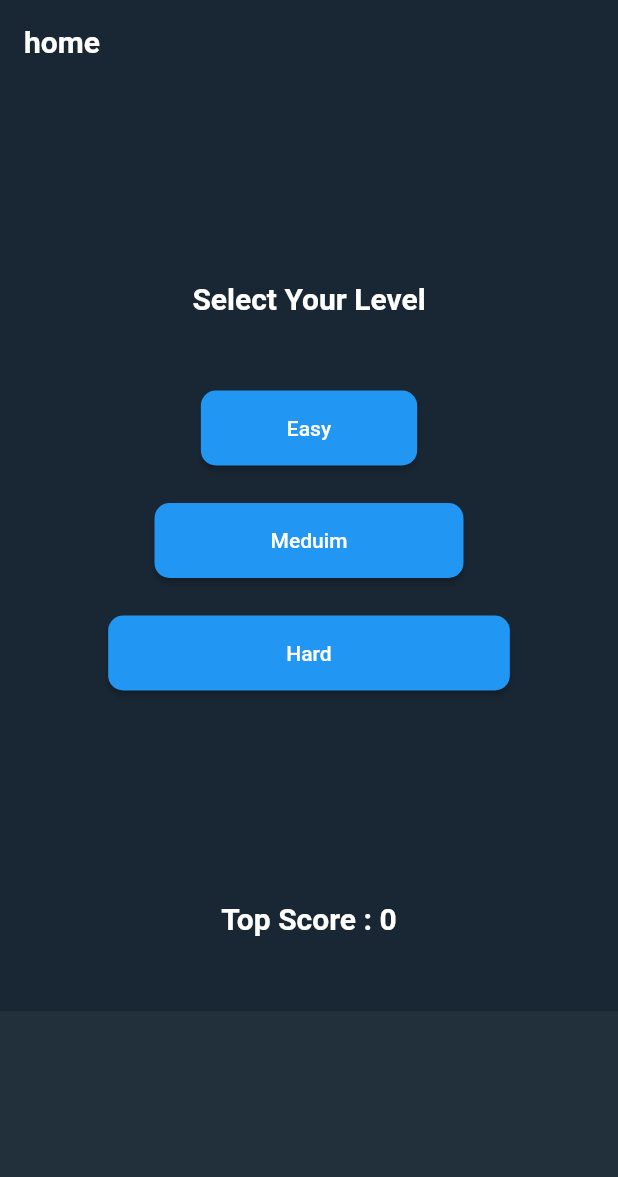
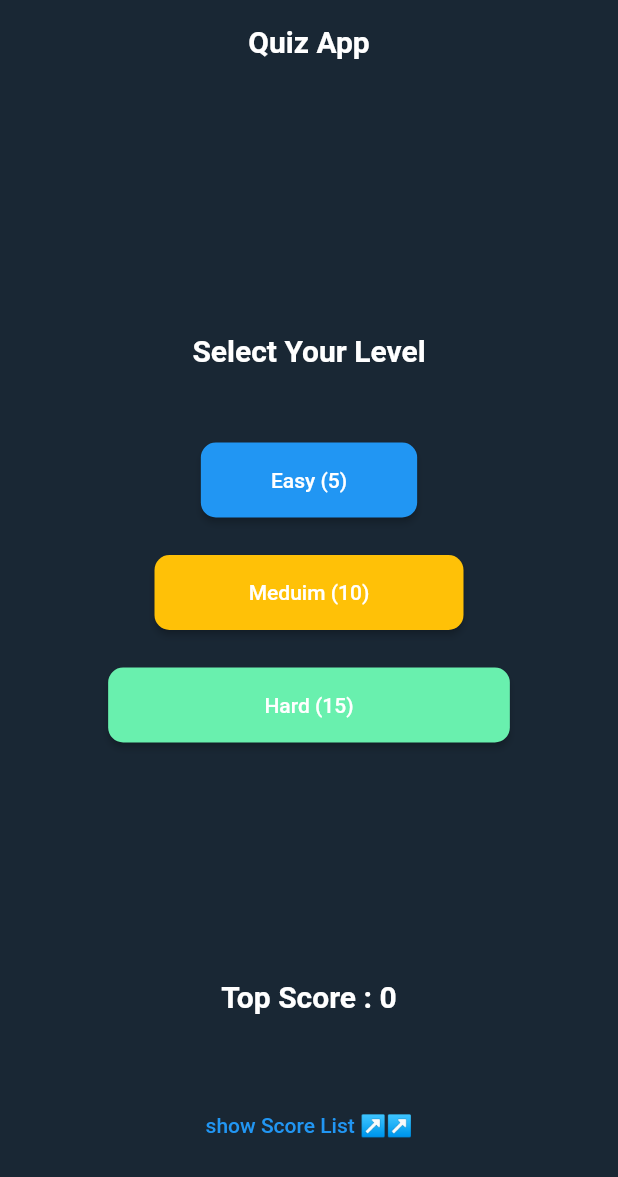
Before and after one commit to EslamFares/quizApp, a Flutter app: the screen it shows after launch, on a phone screen of 412 x 824 dp. Shown: the top 1177 px of the screen. Run offline on Flutter 3.47's test engine with Material 2 defaults, Android fonts, the phone set to English and light mode, and no system bars; our stand-ins replace bloc, flutter_bloc, shared_preferences.

Commit message:
save local

```diff
--- a/lib/cubit/home/home_cubit.dart
+++ b/lib/cubit/home/home_cubit.dart
@@ -3,24 +3,32 @@ import 'package:flutter/material.dart';
 import 'package:flutter_bloc/flutter_bloc.dart';
 import 'package:intl/intl.dart';
 import 'package:question_quiz/dummy_data/data.dart';
+import 'package:question_quiz/dummy_data/score.dart';
 import 'package:question_quiz/shared/ios_show_dialog.dart';
+import 'package:shared_preferences/shared_preferences.dart';
 import 'home_state.dart';
 
 class HomeCubit extends Cubit<HomeStates> {
   HomeCubit() : super(HomeInitialState());
   static HomeCubit get(context) => BlocProvider.of(context);
+  //---------------------------
+  late List bigData;
+  // = Data.question..shuffle();
   //=====================Level ===============
 
   int allQestionsNum = 5;
   chooseLevel(int level) {
     if (level == 1) {
+      bigData = Data.question..shuffle();
       allQestionsNum = 5;
     }
     if (level == 2) {
-      allQestionsNum = 8;
+      bigData = Data.question..shuffle();
+      allQestionsNum = 10;
     }
     if (level == 3) {
-      allQestionsNum = 11;
+      bigData = Data.question..shuffle();
+      allQestionsNum = 15;
     }
     emit(LevelState());
   }
@@ -28,7 +36,7 @@ class HomeCubit extends Cubit<HomeStates> {
 //========================your degree ==========
   int degree = 0;
   checkDegree(index) {
-    bool state = Data.question[qNum]['a'][index]['state'];
+    bool state = bigData[qNum]['a'][index]['state'];
     if (state) {
       degree++;
     }
@@ -70,11 +78,11 @@ class HomeCubit extends Cubit<HomeStates> {
 
 //====================color==============
   changeborderColor(int index) {
-    bool state = Data.question[qNum]['a'][index]['state'];
-    bool state1 = Data.question[qNum]['a'][0]['state'];
-    bool state2 = Data.question[qNum]['a'][1]['state'];
-    bool state3 = Data.question[qNum]['a'][2]['state'];
-    bool state4 = Data.question[qNum]['a'][3]['state'];
+    bool state = bigData[qNum]['a'][index]['state'];
+    bool state1 = bigData[qNum]['a'][0]['state'];
+    bool state2 = bigData[qNum]['a'][1]['state'];
+    bool state3 = bigData[qNum]['a'][2]['state'];
+    bool state4 = bigData[qNum]['a'][3]['state'];
     if (index == 0) {
       aBColor1 = state ? Colors.green : Colors.red;
       aBColor2 = state2 ? Colors.green : Colors.white;
@@ -137,23 +145,63 @@ class HomeCubit extends Cubit<HomeStates> {
   }
 
   //====================Top Score ================
-  int topScore = 0;
-  List<Score> topScoreList = [];
+
+  late int topScore;
+
+  late List<Score> topScoreList;
+  bool loading = true;
+  init() async {
+    print('init');
+    loading = true;
+    emit(LoadingeState());
+    //------
+    topScoreList = await getTopList();
+    emit(TopScoreState());
+    topScore = await getTopScoreNum();
+    //----------
+    loading = false;
+    emit(LoadingeState());
+  }
 
   chageTopScore() {
+    //<<<<<<<<<<<<<<< store only top >>>>>>>>>>>>>>
     if (topScore < degree) {
-      DateTime now = DateTime.now();
-      String formattedDate = DateFormat('kk:mm:ss - EEE d MMM').format(now);
+      // DateTime now = DateTime.now();
+      // String formattedDate = DateFormat('kk:mm:ss - EEE d MMM').format(now);
       topScore = degree;
-      topScoreList.add(Score(topScore, formattedDate));
+      // topScoreList.add(Score(topScore: topScore, time: formattedDate));
+      // storeTopList();
     }
+    //---------- store all result ------------
+    DateTime now = DateTime.now();
+    String formattedDate = DateFormat('kk:mm:ss - EEE d MMM').format(now);
+    topScoreList.add(Score(topScore: degree, time: formattedDate));
+    storeTopList();
     emit(TopScoreState());
   }
+
+  storeTopList() async {
+    SharedPreferences prefs = await SharedPreferences.getInstance();
+    prefs.setString('topScore', Score.encode(topScoreList));
+    prefs.setString('topScoreNum', '$topScore');
+  }
+
+  //-----------------
+
 }
 
-class Score {
-  final int topScore;
-  final String time;
+Future<List<Score>> getTopList() async {
+  SharedPreferences prefs = await SharedPreferences.getInstance();
+  // print(prefs.getString('topScore'));
+  return prefs.getString('topScore') != null
+      ? Score.decode(prefs.getString('topScore').toString())
+      : [];
+}
 
-  Score(this.topScore, this.time);
+Future<int> getTopScoreNum() async {
+  SharedPreferences prefs = await SharedPreferences.getInstance();
+  print(prefs.getString('topScoreNum'));
+  return prefs.getString('topScoreNum') != null
+      ? int.parse(prefs.getString('topScoreNum').toString())
+      : 0;
 }
--- a/lib/cubit/home/home_state.dart
+++ b/lib/cubit/home/home_state.dart
@@ -13,3 +13,4 @@ class LevelState extends HomeStates {}
 class DegreeState extends HomeStates {}
 
 class TopScoreState extends HomeStates {}
+class LoadingeState extends HomeStates {}
--- a/lib/dummy_data/data.dart
+++ b/lib/dummy_data/data.dart
@@ -19,7 +19,7 @@ class Data {
       ],
     },
     {
-      'q': '1*3*0+1=',
+      'q': '1 * 3 * 0 + 1 =',
       'a': [
         {'text': '1', 'state': true},
         {'text': '2', 'state': false},
@@ -100,12 +100,39 @@ class Data {
       ],
     },
     {
-      'q': 'flutter is ?',
+      'q': '5 * 5 / 5 - 5 + 5 =',
       'a': [
-        {'text': 'all', 'state': true},
-        {'text': 'android', 'state': false},
-        {'text': 'ios', 'state': false},
-        {'text': 'wed', 'state': false},
+        {'text': '25', 'state': false},
+        {'text': '10', 'state': false},
+        {'text': '5', 'state': true},
+        {'text': '0', 'state': false},
+      ],
+    },
+    {
+      'q': '33 / 1 =',
+      'a': [
+        {'text': '33', 'state': true},
+        {'text': '3', 'state': false},
+        {'text': '11', 'state': false},
+        {'text': '1', 'state': false},
+      ],
+    },
+    {
+      'q': 'true is ',
+      'a': [
+        {'text': 'red', 'state': false},
+        {'text': 'white', 'state': false},
+        {'text': 'green', 'state': true},
+        {'text': 'blue', 'state': false},
+      ],
+    },
+    {
+      'q': '5 + 5 = ',
+      'a': [
+        {'text': '10', 'state': true},
+        {'text': '55', 'state': false},
+        {'text': '5', 'state': false},
+        {'text': '25', 'state': false},
       ],
     },
   ];
--- /dev/null
+++ b/lib/dummy_data/score.dart
@@ -0,0 +1,26 @@
+import 'dart:convert';
+
+class Score {
+  final int topScore;
+  final String time;
+
+  Score({required this.topScore, required this.time});
+
+  factory Score.fromJson(Map<String, dynamic> jsonData) {
+    return Score(topScore: jsonData['topScore'], time: jsonData['time']);
+  }
+  static Map<String, dynamic> toMap(Score score) =>
+      {'topScore': score.topScore, 'time': score.time};
+
+  static String encode(List<Score> scores) => json.encode(
+        scores
+            .map<Map<String, dynamic>>(
+                (scoreElement) => Score.toMap(scoreElement))
+            .toList(),
+      );
+
+  static List<Score> decode(String score) =>
+      (json.decode(score) as List<dynamic>)
+          .map<Score>((item) => Score.fromJson(item))
+          .toList();
+}
--- a/lib/layout/home/home_view.dart
+++ b/lib/layout/home/home_view.dart
@@ -1,20 +1,22 @@
 import 'package:flutter/material.dart';
 import 'package:question_quiz/cubit/home/home_cubit.dart';
-import 'package:question_quiz/layout/quiz_view/quiz_view.dart';
-import 'package:question_quiz/shared/themes/dark_theme.dart';
-
 import 'widgets/level_button.dart';
+import 'widgets/scores_button.dart';
 
 class HomeView extends StatelessWidget {
+  final scaffKey = GlobalKey<ScaffoldState>();
   @override
   Widget build(BuildContext context) {
     HomeCubit cubit = HomeCubit.get(context);
     double w = MediaQuery.of(context).size.width;
     double h = MediaQuery.of(context).size.height;
+    var textStyle = TextStyle(fontSize: 20.0, fontWeight: FontWeight.bold);
     return Scaffold(
+      key: scaffKey,
       appBar: AppBar(
-        title: Text('home'),
-        centerTitle: false,
+        title: Text('Quiz App'),
+        centerTitle: true,
+        automaticallyImplyLeading: false,
       ),
       body: Container(
         width: w,
@@ -27,48 +29,45 @@ class HomeView extends StatelessWidget {
                 style: TextStyle(fontSize: 20.0, fontWeight: FontWeight.bold)),
             SizedBox(height: 50),
             LevelButton(
-              text: 'Easy',
+              text: 'Easy (5)',
               onTap: () {
                 cubit.chooseLevel(1);
               },
               width: w * .35,
             ),
             LevelButton(
-                text: 'Meduim',
+                text: 'Meduim (10)',
                 onTap: () {
                   cubit.chooseLevel(2);
-                }),
+                },color: Colors.amber,),
             LevelButton(
-              text: 'Hard',
+              text: 'Hard (15)',
               onTap: () {
                 cubit.chooseLevel(3);
               },
               width: w * .65,
+              color: Colors.greenAccent,
             ),
             const SizedBox(height: 50),
             Spacer(),
-            Text(
-              'Top Score : ${cubit.topScore}',
-              style: TextStyle(fontSize: 20.0, fontWeight: FontWeight.bold),
+            Row(
+              mainAxisAlignment: MainAxisAlignment.center,
+              children: [
+                Text(
+                  'Top Score : ',
+                  style: textStyle,
+                ),
+                cubit.loading
+                    ? CircularProgressIndicator()
+                    : Text(
+                        '${cubit.topScore}',
+                        style:textStyle
+                      ),
+              ],
             ),
             const SizedBox(height: 50),
-            Container(
-              height: 150,
-              color: dSecColor,
-              child: ListView.builder(
-                itemBuilder: (context, index) => Padding(
-                  padding: const EdgeInsets.only(bottom: 5),
-                  child: Row(
-                    mainAxisAlignment: MainAxisAlignment.spaceAround,
-                    children: [
-                      Text('Score: ${cubit.topScoreList[index].topScore.toString()}'),
-                      Text('Time: ${cubit.topScoreList[index].time.toString()}'),
-                    ],
-                  ),
-                ),
-                itemCount: cubit.topScoreList.length,
-              ),
-            )
+            ScoresButton(scaffKey),
+            const SizedBox(height: 50),
           ],
         ),
       ),
--- a/lib/layout/home/widgets/level_button.dart
+++ b/lib/layout/home/widgets/level_button.dart
@@ -1,4 +1,3 @@
-
 import 'package:flutter/material.dart';
 import 'package:question_quiz/layout/quiz_view/quiz_view.dart';
 
@@ -6,7 +5,9 @@ class LevelButton extends StatelessWidget {
   final String text;
   final Function onTap;
   final double? width;
-  const LevelButton({required this.text, required this.onTap, this.width});
+  final Color? color;
+  const LevelButton(
+      {required this.text, required this.onTap, this.width, this.color});
 
   @override
   Widget build(BuildContext context) {
@@ -23,9 +24,9 @@ class LevelButton extends StatelessWidget {
         },
         child: Text(text),
         style: ElevatedButton.styleFrom(
-          shape:
-              RoundedRectangleBorder(borderRadius: BorderRadius.circular(10.0)),
-        ),
+            shape: RoundedRectangleBorder(
+                borderRadius: BorderRadius.circular(10.0)),
+            primary: color ?? Colors.blue),
       ),
     );
   }
--- a/lib/main.dart
+++ b/lib/main.dart
@@ -14,7 +14,7 @@ class MyApp extends StatelessWidget {
   Widget build(BuildContext context) {
     return MultiBlocProvider(
       providers: [
-        BlocProvider(create: (context) => HomeCubit()),
+        BlocProvider(create: (context) => HomeCubit()..init()),
       ],
       child: BlocConsumer<HomeCubit, HomeStates>(
           listener: (context, state) {},
--- a/pubspec.yaml
+++ b/pubspec.yaml
@@ -31,6 +31,7 @@ dependencies:
   flutter_bloc: ^7.1.0
   bloc: ^7.0.0
   intl: ^0.17.0
+  shared_preferences: ^2.0.6
 
 dev_dependencies:
   flutter_test:
```
Also changed, not shown: lib/layout/home/widgets/scores_button.dart (added, +64 -0 lines), lib/layout/quiz_view/quiz_view.dart (+6 -33 lines), lib/layout/quiz_view/widget/anwser_button.dart (added, +34 -0 lines), pubspec.lock.
